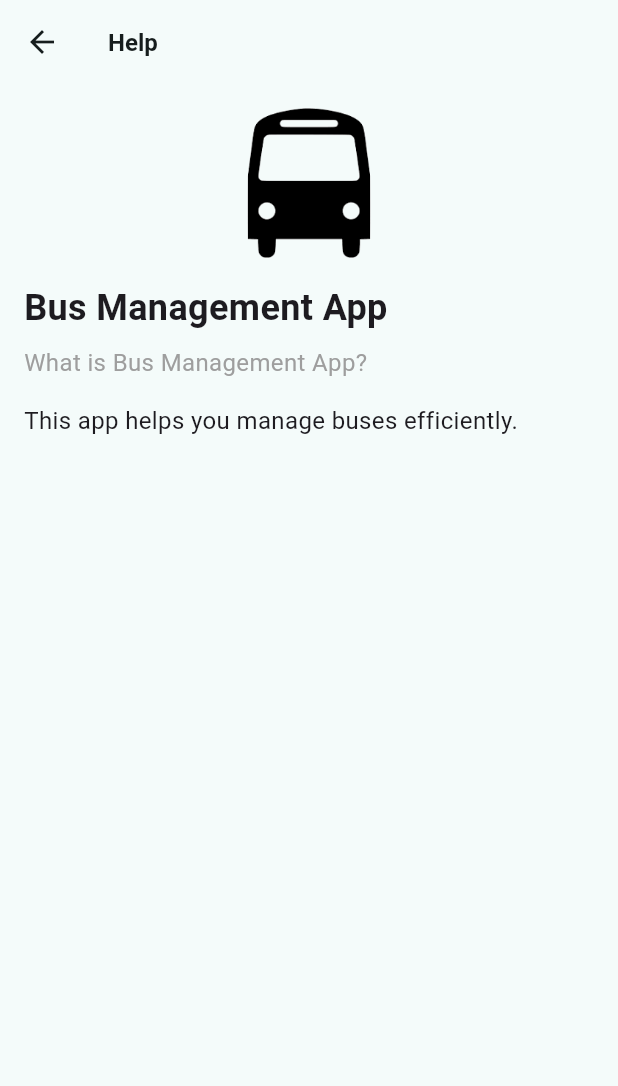
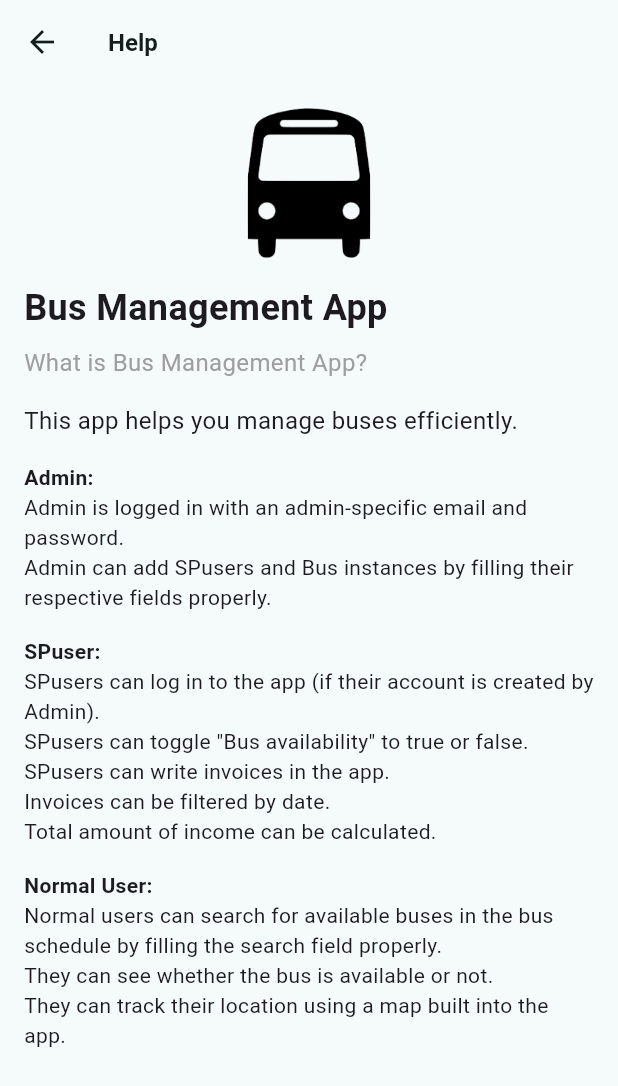
Before and after one commit to RaashidGIT/bms_FC, a Flutter app: the screen it shows after launch, in the side drawer, after a tap on "Help", on a phone screen of 412 x 824 dp. Shown: the top 1086 px of the screen. Run offline on Flutter 3.47's test engine with Material 3 defaults, Android fonts, the phone set to English and light mode, and no system bars; our stand-ins replace cached_network_image, cloud_firestore, firebase_auth, firebase_core, firebase_storage, flutter_map and 3 more; missing offline and left inert: flutter_map_location_marker; accounts and stored records are empty.

Commit message:
imporved help page

```diff
--- a/lib/Default_page/help.dart
+++ b/lib/Default_page/help.dart
@@ -39,6 +39,30 @@ class HelpPage extends StatelessWidget {
             style: TextStyle(fontSize: 16.0),
           ),
           const SizedBox(height: 16.0),
+          const Text(
+              'Admin:',
+              style: TextStyle(fontWeight: FontWeight.bold),
+            ),
+            const Text('Admin is logged in with an admin-specific email and password.'),
+            const Text('Admin can add SPusers and Bus instances by filling their respective fields properly.'),
+            const SizedBox(height: 16),
+            const Text(
+              'SPuser:',
+              style: TextStyle(fontWeight: FontWeight.bold),
+            ),
+            const Text('SPusers can log in to the app (if their account is created by Admin).'),
+            const Text('SPusers can toggle "Bus availability" to true or false.'),
+            const Text('SPusers can write invoices in the app.'),
+            const Text('Invoices can be filtered by date.'),
+            const Text('Total amount of income can be calculated.'),
+            const SizedBox(height: 16),
+            const Text(
+              'Normal User:',
+              style: TextStyle(fontWeight: FontWeight.bold),
+            ),
+            const Text('Normal users can search for available buses in the bus schedule by filling the search field properly.'),
+            const Text('They can see whether the bus is available or not.'),
+            const Text('They can track their location using a map built into the app.'),
         ],
       ),
     );
```
